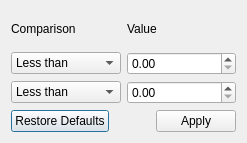
Qt form hexrd/ui/resources/ui/threshold_mask_dialog.ui (HEXRD/hexrdgui) before a commit.
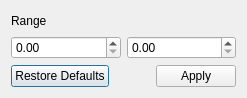
The same form after that commit. Custom widgets are drawn as their Qt base class.

Commit message:
Invert masking logic and remove combo boxes
Users are now provided two spin boxes that default to (-inf, inf). The range
input will represent the range of values that will *not* be masked.

The edit to the form file:
```diff
--- a/hexrd/ui/resources/ui/threshold_mask_dialog.ui
+++ b/hexrd/ui/resources/ui/threshold_mask_dialog.ui
@@ -7,7 +7,7 @@
     <x>0</x>
     <y>0</y>
     <width>247</width>
-    <height>143</height>
+    <height>98</height>
    </rect>
   </property>
   <property name="windowTitle">
@@ -17,65 +17,10 @@
    <item row="0" column="0">
     <widget class="QLabel" name="comparison_label">
      <property name="text">
-      <string>Comparison</string>
+      <string>Range</string>
      </property>
     </widget>
    </item>
-   <item row="0" column="1">
-    <widget class="QLabel" name="value_label">
-     <property name="text">
-      <string>Value</string>
-     </property>
-    </widget>
-   </item>
-   <item row="1" column="0">
-    <widget class="QComboBox" name="first_comparison">
-     <item>
-      <property name="text">
-       <string>Less than</string>
-      </property>
-     </item>
-     <item>
-      <property name="text">
-       <string>Greater than</string>
-      </property>
-     </item>
-     <item>
-      <property name="text">
-       <string>Equal to</string>
-      </property>
-     </item>
-    </widget>
-   </item>
-   <item row="1" column="1">
-    <widget class="ScientificDoubleSpinBox" name="first_value">
-     <property name="toolTip">
-      <string>Values of inf/-inf will be ignored</string>
-     </property>
-    </widget>
-   </item>
-   <item row="2" column="0">
-    <widget class="QComboBox" name="second_comparison">
-     <property name="currentIndex">
-      <number>0</number>
-     </property>
-     <item>
-      <property name="text">
-       <string>Less than</string>
-      </property>
-     </item>
-     <item>
-      <property name="text">
-       <string>Greater than</string>
-      </property>
-     </item>
-     <item>
-      <property name="text">
-       <string>Equal to</string>
-      </property>
-     </item>
-    </widget>
-   </item>
    <item row="2" column="1">
     <widget class="ScientificDoubleSpinBox" name="second_value">
      <property name="toolTip">
@@ -93,6 +38,13 @@
      </property>
     </widget>
    </item>
+   <item row="2" column="0">
+    <widget class="ScientificDoubleSpinBox" name="first_value">
+     <property name="toolTip">
+      <string>Defines the range of values that will *not* be masked.</string>
+     </property>
+    </widget>
+   </item>
   </layout>
  </widget>
  <customwidgets>
```
Left out of the diff: 4 changed lines with no effect on the pictures. The commit also changes 5 other files.
